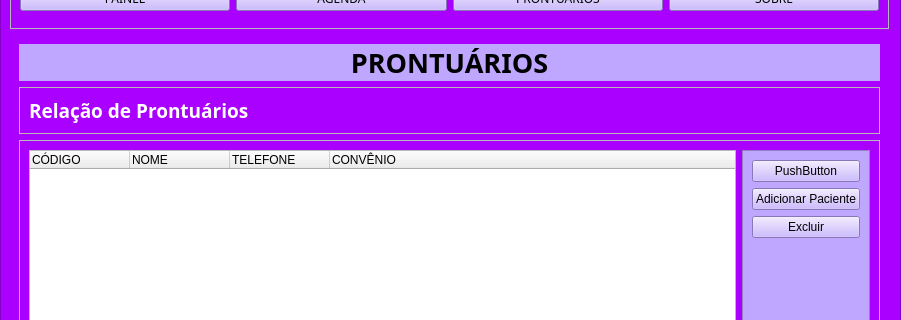
The window that teste_interface.ui (ianoli12/meu_prontuario) describes before a commit, drawn with Qt 5; both pictures show x 0 to 901 and y 85 to 405 of the 901 by 759 pixel window.
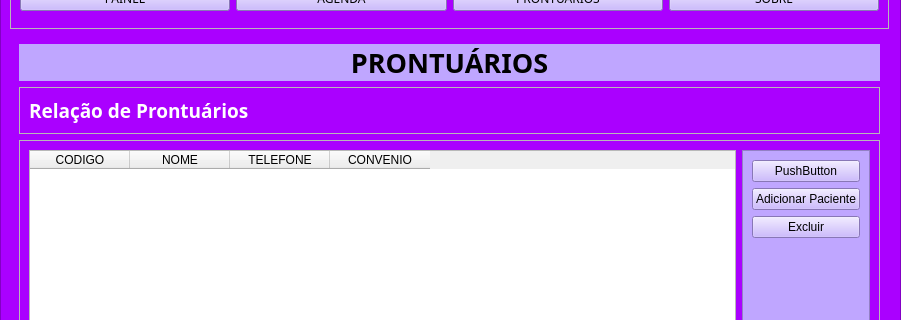
The same window after the commit.

Diff of the .ui file:
```diff
--- a/teste_interface.ui
+++ b/teste_interface.ui
@@ -466,13 +466,10 @@
        </property>
        <layout class="QHBoxLayout" name="horizontalLayout_9">
         <item>
-         <widget class="QTreeWidget" name="treeWidget">
-          <property name="enabled">
-           <bool>true</bool>
-          </property>
+         <widget class="QTableWidget" name="tableWidget">
           <column>
            <property name="text">
-            <string>CÓDIGO</string>
+            <string>CODIGO</string>
            </property>
           </column>
           <column>
@@ -487,7 +484,7 @@
           </column>
           <column>
            <property name="text">
-            <string>CONVÊNIO</string>
+            <string>CONVENIO</string>
            </property>
           </column>
          </widget>
```
